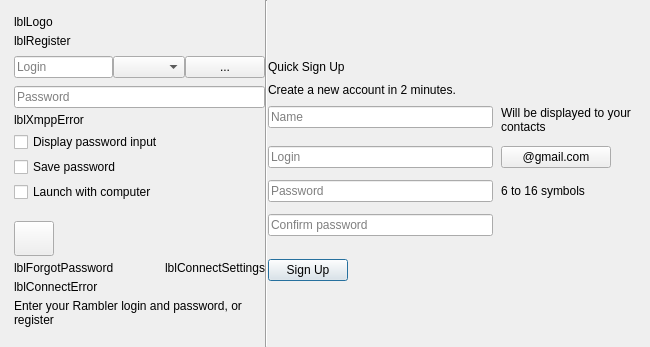
First picture: the form in src/plugins/optionsmanager/logindialog.ui, repository silvansky/Contacts, before the edit.
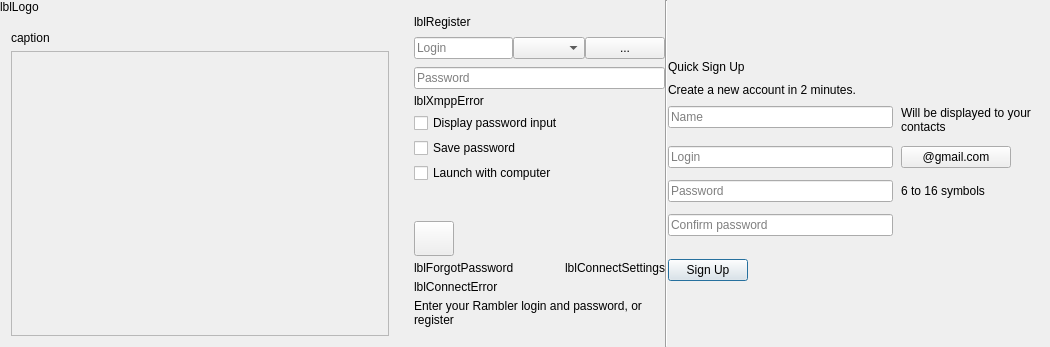
Second picture: the form after the edit. Custom widgets are drawn as their Qt base class.

Patch:
```diff
--- a/src/plugins/optionsmanager/logindialog.ui
+++ b/src/plugins/optionsmanager/logindialog.ui
@@ -6,7 +6,7 @@
    <rect>
     <x>0</x>
     <y>0</y>
-    <width>650</width>
+    <width>1050</width>
     <height>347</height>
    </rect>
   </property>
@@ -18,13 +18,13 @@
   </property>
   <property name="minimumSize">
    <size>
-    <width>650</width>
+    <width>1050</width>
     <height>347</height>
    </size>
   </property>
   <property name="maximumSize">
    <size>
-    <width>650</width>
+    <width>1050</width>
     <height>347</height>
    </size>
   </property>
@@ -38,6 +38,82 @@
    <property name="margin">
     <number>0</number>
    </property>
+   <item>
+    <layout class="QVBoxLayout" name="loginStackLayout">
+     <property name="topMargin">
+      <number>0</number>
+     </property>
+     <property name="rightMargin">
+      <number>0</number>
+     </property>
+     <item>
+      <widget class="QLabel" name="lblLogo">
+       <property name="sizePolicy">
+        <sizepolicy hsizetype="Expanding" vsizetype="Preferred">
+         <horstretch>0</horstretch>
+         <verstretch>0</verstretch>
+        </sizepolicy>
+       </property>
+       <property name="text">
+        <string notr="true">lblLogo</string>
+       </property>
+       <property name="alignment">
+        <set>Qt::AlignLeading|Qt::AlignLeft|Qt::AlignTop</set>
+       </property>
+      </widget>
+     </item>
+     <item>
+      <widget class="QStackedWidget" name="loginStackWidget">
+       <property name="minimumSize">
+        <size>
+         <width>400</width>
+         <height>0</height>
+        </size>
+       </property>
+       <property name="currentIndex">
+        <number>0</number>
+       </property>
+       <widget class="QWidget" name="selectProfilePage">
+        <layout class="QVBoxLayout" name="verticalLayout_4" stretch="0,0">
+         <item>
+          <widget class="QLabel" name="profilesCaption">
+           <property name="text">
+            <string>caption</string>
+           </property>
+          </widget>
+         </item>
+         <item>
+          <widget class="QScrollArea" name="profilesScroll">
+           <property name="widgetResizable">
+            <bool>true</bool>
+           </property>
+           <widget class="QWidget" name="scrollAreaWidgetContents">
+            <property name="geometry">
+             <rect>
+              <x>0</x>
+              <y>0</y>
+              <width>374</width>
+              <height>269</height>
+             </rect>
+            </property>
+            <layout class="QVBoxLayout" name="verticalLayout_5">
+             <property name="margin">
+              <number>0</number>
+             </property>
+             <item>
+              <layout class="QVBoxLayout" name="profileWidgetsLayout"/>
+             </item>
+            </layout>
+           </widget>
+          </widget>
+         </item>
+        </layout>
+       </widget>
+       <widget class="QWidget" name="newProfilePage"/>
+      </widget>
+     </item>
+    </layout>
+   </item>
    <item>
     <widget class="QWidget" name="wdtContent" native="true">
      <property name="minimumSize">
@@ -68,22 +144,6 @@
       <property name="bottomMargin">
        <number>20</number>
       </property>
-      <item>
-       <widget class="QLabel" name="lblLogo">
-        <property name="sizePolicy">
-         <sizepolicy hsizetype="Expanding" vsizetype="Preferred">
-          <horstretch>0</horstretch>
-          <verstretch>0</verstretch>
-         </sizepolicy>
-        </property>
-        <property name="text">
-         <string notr="true">lblLogo</string>
-        </property>
-        <property name="alignment">
-         <set>Qt::AlignLeading|Qt::AlignLeft|Qt::AlignTop</set>
-        </property>
-       </widget>
-      </item>
       <item>
        <widget class="QLabel" name="lblRegister">
         <property name="palette">
```
Left out of the diff: 2 changed lines with no effect on the pictures.
